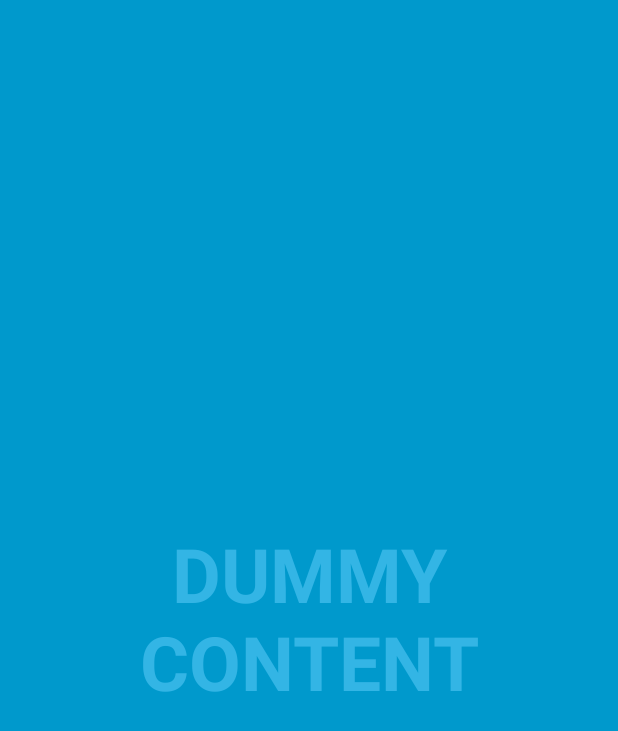
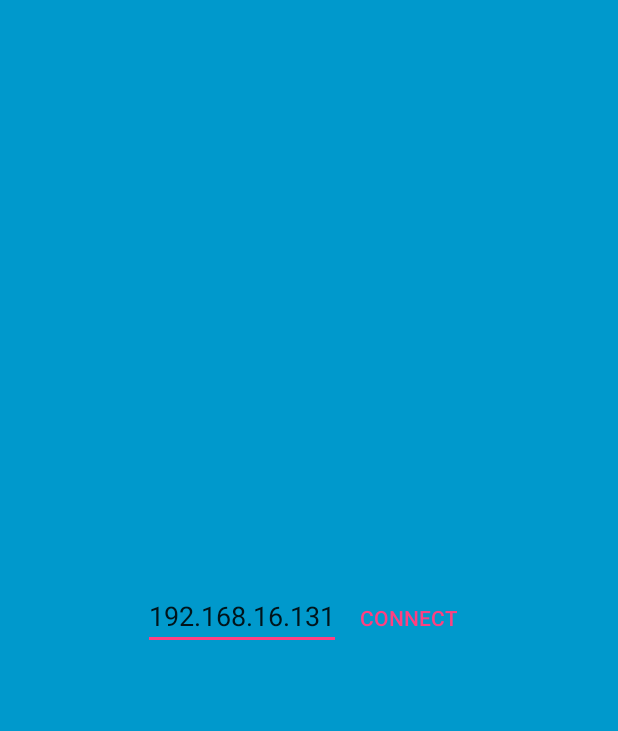
Before and after one commit to reinaertvdc/battleship-evolved, an Android app: the screen it shows after launch (MainActivity), on a phone screen of 412 x 824 dp. Shown: the top 731 px of the screen. Run offline under Robolectric (Android 15) with nearby library versions, the phone set to English and light mode, and no system bars.

Commit message:
Added a service to handle the connection with the server

```diff
--- a/app/src/main/java/be/uhasselt/ttui/battleshipevolved/client/MainActivity.java
+++ b/app/src/main/java/be/uhasselt/ttui/battleshipevolved/client/MainActivity.java
@@ -8,7 +8,11 @@ import android.os.Handler;
 import android.view.MotionEvent;
 import android.view.View;
 
+import android.widget.Button;
+import android.widget.EditText;
 import be.uhasselt.ttui.battleshipevolved.Game;
+
+import java.net.Socket;
 
 /**
  * MainActivity is the entry point for the Battleship Evolved app.
@@ -34,7 +38,17 @@ public class MainActivity extends AppCompatActivity {
 
     private View mContentView;
     private View mControlsView;
+    private EditText mConnectTextView;
     private boolean mVisible;
+
+    // Create an anonymous implementation of OnClickListener
+    private View.OnClickListener mConnectListener = new View.OnClickListener() {
+        public void onClick(View v) {
+            // do something when the button is clicked
+            String ip = mConnectTextView.getText().toString();
+            System.out.println(ip);
+        }
+    };
 
     @Override
     protected void onCreate(Bundle savedInstanceState) {
@@ -45,7 +59,8 @@ public class MainActivity extends AppCompatActivity {
         mVisible = true;
         mControlsView = findViewById(R.id.fullscreen_content_controls);
         mContentView = findViewById(R.id.fullscreen_content);
-
+        mConnectTextView = (EditText) findViewById(R.id.connect_text);
+        mConnectTextView.setText("192.168.16.131");
 
         // Set up the user interaction to manually show or hide the system UI.
         mContentView.setOnClickListener(new View.OnClickListener() {
@@ -54,13 +69,14 @@ public class MainActivity extends AppCompatActivity {
                 toggle();
             }
         });
+        Button button = (Button)findViewById(R.id.connect_button);
+        button.setOnClickListener(mConnectListener);
 
         // Upon interacting with UI controls, delay any scheduled hide()
         // operations to prevent the jarring behavior of controls going away
         // while interacting with the UI.
         findViewById(R.id.dummy_button).setOnTouchListener(mDelayHideTouchListener);
 
-        Game game = new Game();
         System.out.println("The app works!");
     }
 
--- a/app/src/main/res/layout/activity_main.xml
+++ b/app/src/main/res/layout/activity_main.xml
@@ -5,10 +5,29 @@
     <!-- The primary full-screen view. This can be replaced with whatever view
          is needed to present your content, e.g. VideoView, SurfaceView,
          TextureView, etc. -->
-    <TextView android:id="@+id/fullscreen_content" android:layout_width="match_parent"
+    <!--<TextView android:id="@+id/fullscreen_content" android:layout_width="match_parent"
         android:layout_height="match_parent" android:keepScreenOn="true" android:textColor="#33b5e5"
         android:textStyle="bold" android:textSize="50sp" android:gravity="center"
-        android:text="@string/dummy_content" />
+        android:text="@string/connect_string" /> -->
+
+    <LinearLayout
+            android:orientation="horizontal"
+            android:id="@+id/fullscreen_content"
+            android:layout_width="wrap_content"
+            android:layout_height="wrap_content"
+            android:layout_gravity="center">
+
+        <EditText android:id="@+id/connect_text"
+                  android:layout_width="wrap_content"
+                  android:layout_height="wrap_content"
+                  android:hint="IP of the server" />
+
+        <Button android:id="@+id/connect_button" style="?metaButtonBarButtonStyle"
+                android:layout_width="wrap_content" android:layout_height="wrap_content"
+                android:layout_weight="1" android:text="@string/connect_button" />
+
+
+    </LinearLayout>
 
     <!-- This FrameLayout insets its children based on system windows using
          android:fitsSystemWindows. -->
--- a/app/src/main/res/values/strings.xml
+++ b/app/src/main/res/values/strings.xml
@@ -3,4 +3,6 @@
 
     <string name="dummy_button">Dummy Button</string>
     <string name="dummy_content">DUMMY\nCONTENT</string>
+    <string name="connect_string">IP of the server:</string>
+    <string name="connect_button">Connect</string>
 </resources>
--- a/server/src/main/java/be/uhasselt/ttui/battleshipevolved/server/PlayerServer.java
+++ b/server/src/main/java/be/uhasselt/ttui/battleshipevolved/server/PlayerServer.java
@@ -10,6 +10,9 @@ public class PlayerServer extends Thread {
     private Socket mSocket = null;
     private int mID;
 
+    public Socket getSocket() {
+        return mSocket;
+    }
     public PlayerServer(Socket socket, int id) {
         mSocket = socket;
         mID = id;
```
Also changed, not shown: app/src/main/java/be/uhasselt/ttui/battleshipevolved/client/ConnectionThread.java (added, +103 -0 lines), server/src/main/java/be/uhasselt/ttui/battleshipevolved/server/Main.java (+4 -4 lines).
